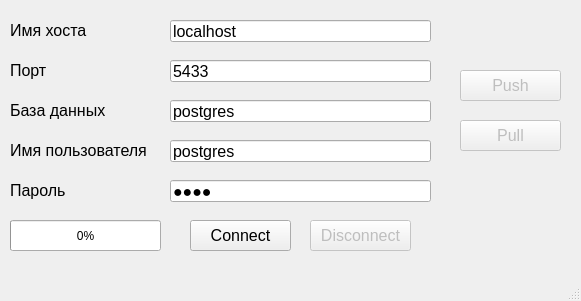
Before: the Qt Designer form mainwindow.ui in AlexShneur/LO_Storage, drawn with Qt 5.
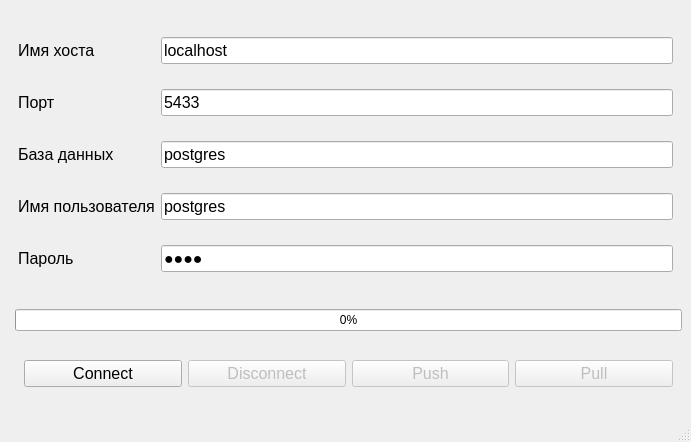
After: the same form once the commit is applied.

```diff
--- a/mainwindow.ui
+++ b/mainwindow.ui
@@ -6,35 +6,30 @@
    <rect>
     <x>0</x>
     <y>0</y>
-    <width>581</width>
-    <height>301</height>
+    <width>691</width>
+    <height>442</height>
    </rect>
   </property>
   <property name="windowTitle">
    <string>LO_Storage</string>
   </property>
   <widget class="QWidget" name="centralwidget">
+   <layout class="QGridLayout" name="gridLayout">
+    <item row="4" column="1">
+     <widget class="QProgressBar" name="progressBar">
+      <property name="value">
+       <number>0</number>
+      </property>
+     </widget>
+    </item>
+    <item row="0" column="0" rowspan="4" colspan="2">
    <widget class="QWidget" name="wConnection" native="true">
     <property name="enabled">
      <bool>true</bool>
     </property>
-    <property name="geometry">
-     <rect>
-      <x>10</x>
-      <y>10</y>
-      <width>431</width>
-      <height>201</height>
-     </rect>
-    </property>
+      <layout class="QGridLayout" name="gridLayout_2">
+       <item row="2" column="0">
     <widget class="QLabel" name="lblDBName">
-     <property name="geometry">
-      <rect>
-       <x>0</x>
-       <y>90</y>
-       <width>101</width>
-       <height>21</height>
-      </rect>
-     </property>
      <property name="font">
       <font>
        <family>Arial</family>
@@ -45,15 +40,22 @@
       <string>База данных</string>
      </property>
     </widget>
+       </item>
+       <item row="3" column="0">
+        <widget class="QLabel" name="lblUserName">
+         <property name="font">
+          <font>
+           <family>Arial</family>
+           <pointsize>12</pointsize>
+          </font>
+         </property>
+         <property name="text">
+          <string>Имя пользователя</string>
+         </property>
+        </widget>
+       </item>
+       <item row="4" column="0">
     <widget class="QLabel" name="lblPassword">
-     <property name="geometry">
-      <rect>
-       <x>0</x>
-       <y>170</y>
-       <width>101</width>
-       <height>21</height>
-      </rect>
-     </property>
      <property name="font">
       <font>
        <family>Arial</family>
@@ -64,15 +66,48 @@
       <string>Пароль</string>
      </property>
     </widget>
+       </item>
+       <item row="1" column="1">
+        <widget class="QLineEdit" name="lePort">
+         <property name="font">
+          <font>
+           <family>Arial</family>
+           <pointsize>12</pointsize>
+          </font>
+         </property>
+         <property name="text">
+          <string>5433</string>
+         </property>
+        </widget>
+       </item>
+       <item row="0" column="0">
+        <widget class="QLabel" name="lblHostName">
+         <property name="font">
+          <font>
+           <family>Arial</family>
+           <pointsize>12</pointsize>
+          </font>
+         </property>
+         <property name="text">
+          <string>Имя хоста</string>
+         </property>
+        </widget>
+       </item>
+       <item row="2" column="1">
+        <widget class="QLineEdit" name="leDBName">
+         <property name="font">
+          <font>
+           <family>Arial</family>
+           <pointsize>12</pointsize>
+          </font>
+         </property>
+         <property name="text">
+          <string>postgres</string>
+         </property>
+        </widget>
+       </item>
+       <item row="0" column="1">
     <widget class="QLineEdit" name="leHostName">
-     <property name="geometry">
-      <rect>
-       <x>160</x>
-       <y>10</y>
-       <width>261</width>
-       <height>22</height>
-      </rect>
-     </property>
      <property name="font">
       <font>
        <family>Arial</family>
@@ -83,53 +118,9 @@
       <string>localhost</string>
      </property>
     </widget>
-    <widget class="QLabel" name="lblPort">
-     <property name="geometry">
-      <rect>
-       <x>0</x>
-       <y>50</y>
-       <width>91</width>
-       <height>21</height>
-      </rect>
-     </property>
-     <property name="font">
-      <font>
-       <family>Arial</family>
-       <pointsize>12</pointsize>
-      </font>
-     </property>
-     <property name="text">
-      <string>Порт</string>
-     </property>
-    </widget>
-    <widget class="QLabel" name="lblUserName">
-     <property name="geometry">
-      <rect>
-       <x>0</x>
-       <y>130</y>
-       <width>141</width>
-       <height>21</height>
-      </rect>
-     </property>
-     <property name="font">
-      <font>
-       <family>Arial</family>
-       <pointsize>12</pointsize>
-      </font>
-     </property>
-     <property name="text">
-      <string>Имя пользователя</string>
-     </property>
-    </widget>
+       </item>
+       <item row="3" column="1">
     <widget class="QLineEdit" name="leUserName">
-     <property name="geometry">
-      <rect>
-       <x>160</x>
-       <y>130</y>
-       <width>261</width>
-       <height>22</height>
-      </rect>
-     </property>
      <property name="font">
       <font>
        <family>Arial</family>
@@ -140,72 +131,9 @@
       <string>postgres</string>
      </property>
     </widget>
-    <widget class="QLineEdit" name="leDBName">
-     <property name="geometry">
-      <rect>
-       <x>160</x>
-       <y>90</y>
-       <width>261</width>
-       <height>22</height>
-      </rect>
-     </property>
-     <property name="font">
-      <font>
-       <family>Arial</family>
-       <pointsize>12</pointsize>
-      </font>
-     </property>
-     <property name="text">
-      <string>postgres</string>
-     </property>
-    </widget>
-    <widget class="QLabel" name="lblHostName">
-     <property name="geometry">
-      <rect>
-       <x>0</x>
-       <y>10</y>
-       <width>91</width>
-       <height>21</height>
-      </rect>
-     </property>
-     <property name="font">
-      <font>
-       <family>Arial</family>
-       <pointsize>12</pointsize>
-      </font>
-     </property>
-     <property name="text">
-      <string>Имя хоста</string>
-     </property>
-    </widget>
-    <widget class="QLineEdit" name="lePort">
-     <property name="geometry">
-      <rect>
-       <x>160</x>
-       <y>50</y>
-       <width>261</width>
-       <height>22</height>
-      </rect>
-     </property>
-     <property name="font">
-      <font>
-       <family>Arial</family>
-       <pointsize>12</pointsize>
-      </font>
-     </property>
-     <property name="text">
-      <string>5433</string>
-     </property>
-    </widget>
+       </item>
+       <item row="4" column="1">
     <widget class="QLineEdit" name="lePassword">
-     <property name="geometry">
-      <rect>
-       <x>160</x>
-       <y>170</y>
-       <width>261</width>
-       <height>22</height>
-      </rect>
-     </property>
      <property name="font">
       <font>
        <family>Arial</family>
@@ -219,19 +147,31 @@
       <enum>QLineEdit::Password</enum>
      </property>
     </widget>
-   </widget>
+       </item>
+       <item row="1" column="0">
+        <widget class="QLabel" name="lblPort">
+         <property name="font">
+          <font>
+           <family>Arial</family>
+           <pointsize>12</pointsize>
+          </font>
+         </property>
+         <property name="text">
+          <string>Порт</string>
+         </property>
+        </widget>
+       </item>
+      </layout>
+     </widget>
+    </item>
+    <item row="5" column="1">
+     <widget class="QWidget" name="widget" native="true">
+      <layout class="QGridLayout" name="gridLayout_3">
+       <item row="0" column="0">
    <widget class="QPushButton" name="pbConnect">
     <property name="enabled">
      <bool>true</bool>
     </property>
-    <property name="geometry">
-     <rect>
-      <x>190</x>
-      <y>220</y>
-      <width>101</width>
-      <height>31</height>
-     </rect>
-    </property>
     <property name="font">
      <font>
       <family>Arial</family>
@@ -242,18 +182,12 @@
      <string>Connect</string>
     </property>
    </widget>
+       </item>
+       <item row="0" column="1">
    <widget class="QPushButton" name="pbDisconnect">
     <property name="enabled">
      <bool>false</bool>
     </property>
-    <property name="geometry">
-     <rect>
-      <x>310</x>
-      <y>220</y>
-      <width>101</width>
-      <height>31</height>
-     </rect>
-    </property>
     <property name="font">
      <font>
       <family>Arial</family>
@@ -264,18 +198,12 @@
      <string>Disconnect</string>
     </property>
    </widget>
+       </item>
+       <item row="0" column="2">
    <widget class="QPushButton" name="pbPush">
     <property name="enabled">
      <bool>false</bool>
     </property>
-    <property name="geometry">
-     <rect>
-      <x>460</x>
-      <y>70</y>
-      <width>101</width>
-      <height>31</height>
-     </rect>
-    </property>
     <property name="font">
      <font>
       <family>Arial</family>
@@ -286,18 +214,12 @@
      <string>Push</string>
     </property>
    </widget>
+       </item>
+       <item row="0" column="3">
    <widget class="QPushButton" name="pbPull">
     <property name="enabled">
      <bool>false</bool>
     </property>
-    <property name="geometry">
-     <rect>
-      <x>460</x>
-      <y>120</y>
-      <width>101</width>
-      <height>31</height>
-     </rect>
-    </property>
     <property name="font">
      <font>
       <family>Arial</family>
@@ -308,19 +230,11 @@
      <string>Pull</string>
     </property>
    </widget>
-   <widget class="QProgressBar" name="progressBar">
-    <property name="geometry">
-     <rect>
-      <x>10</x>
-      <y>220</y>
-      <width>151</width>
-      <height>31</height>
-     </rect>
-    </property>
-    <property name="value">
-     <number>0</number>
-    </property>
-   </widget>
+       </item>
+      </layout>
+     </widget>
+    </item>
+   </layout>
   </widget>
   <widget class="QMenuBar" name="menubar">
    <property name="geometry">
```
Left out of the diff: 4 changed lines with no effect on the pictures. Lines whose indentation alone changed are shown as unchanged.
